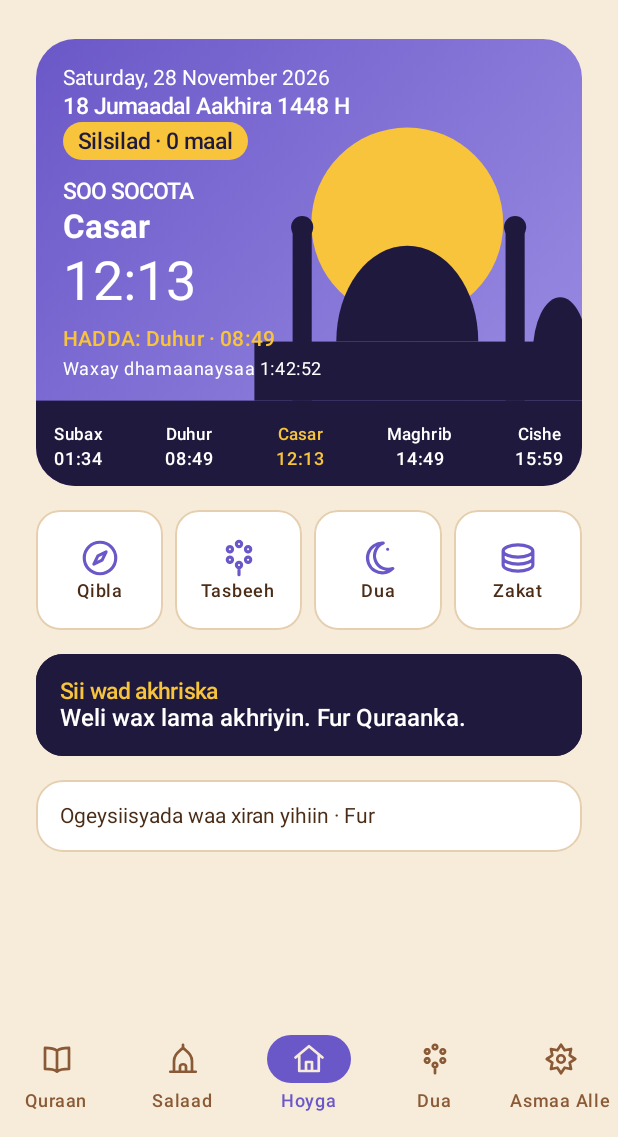
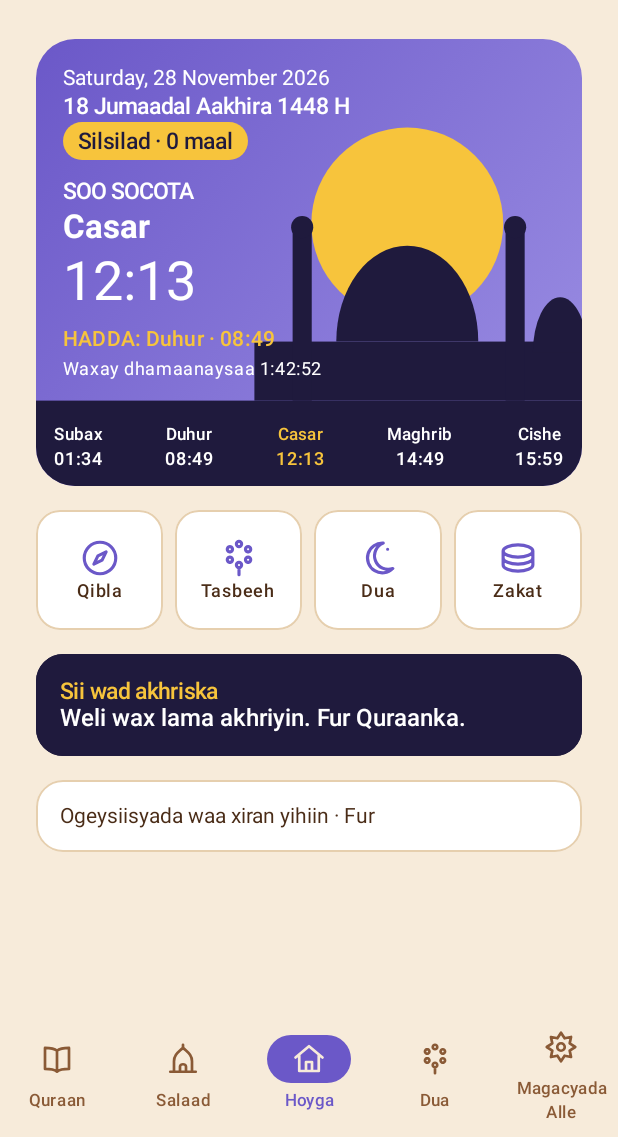
Before and after one commit to Macneyste/GeedkaJannada, an Android app built with Jetpack Compose: the screen it shows after launch (MainActivity), on a phone screen of 412 x 824 dp, the part 99-1236 px from its top. Run offline under Robolectric (Android 15) with nearby library versions, the phone set to English and light mode, and no system bars.

Commit message:
style(nav): u beddel tab-ka Magacyada Alle oo laba saf ah

```diff
--- a/app/src/main/java/com/geedkajannada/ui/nav/AppNav.kt
+++ b/app/src/main/java/com/geedkajannada/ui/nav/AppNav.kt
@@ -101,7 +101,10 @@ fun AppNav() {
                                 }
                             },
                             icon = { Icon(androidx.compose.ui.res.painterResource(t.icon), contentDescription = null) },
-                            label = { Text(stringResource(t.labelRes)) },
+                            label = {
+                                // Magacyada dheer (Magacyada Alle) waxay galaan laba saf.
+                                Text(stringResource(t.labelRes), style = androidx.compose.material3.MaterialTheme.typography.labelSmall, maxLines = 2, textAlign = androidx.compose.ui.text.style.TextAlign.Center)
+                            },
                             colors = NavigationBarItemDefaults.colors(
                                 selectedIconColor = CreamPanel,
                                 selectedTextColor = Indigo,
--- a/app/src/main/res/values/strings.xml
+++ b/app/src/main/res/values/strings.xml
@@ -285,7 +285,7 @@
     <string name="privacy_body">Xog kaama ururinno, meelna kama dirno. App-ku internet ma isticmaalo. Tirinta, dejimaha iyo duada aad doorato qalabkaaga ayay ku kaydsan yihiin. Goobta qiyaasta ah waxaa la akhriyaa kaliya marka aad oggolaato, si waqtiyada salaadda iyo Qibla loo xisaabiyo, qalabkana kama baxdo.</string>
     <string name="about_sources_title">Ilaha</string>
     <string name="about_sources">Qoraalka Quraanka: Tanzil / quran-json (CC BY). Font: Amiri (SIL OFL 1.1). Duada waxaa laga soo qaatay Quraanka; macnayaasha weli lama hubin.</string>
-    <string name="nav_names">Asmaa Alle</string>
+    <string name="nav_names">Magacyada Alle</string>
     <string name="names_subtitle">Al-Asmaa\'ul Xusnaa: 99-ka magac ee Alle</string>
     <string name="names_title">Magacyada Alle</string>
     <string name="names_progress">Waxaad baratay %1$d / %2$d</string>
```
